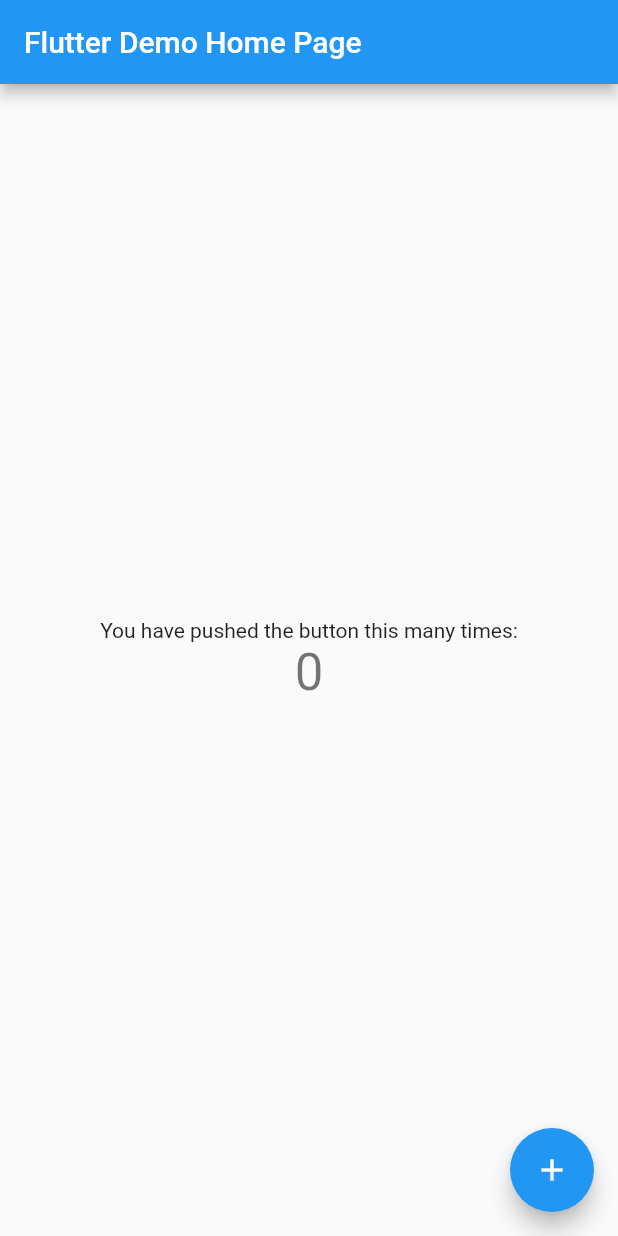
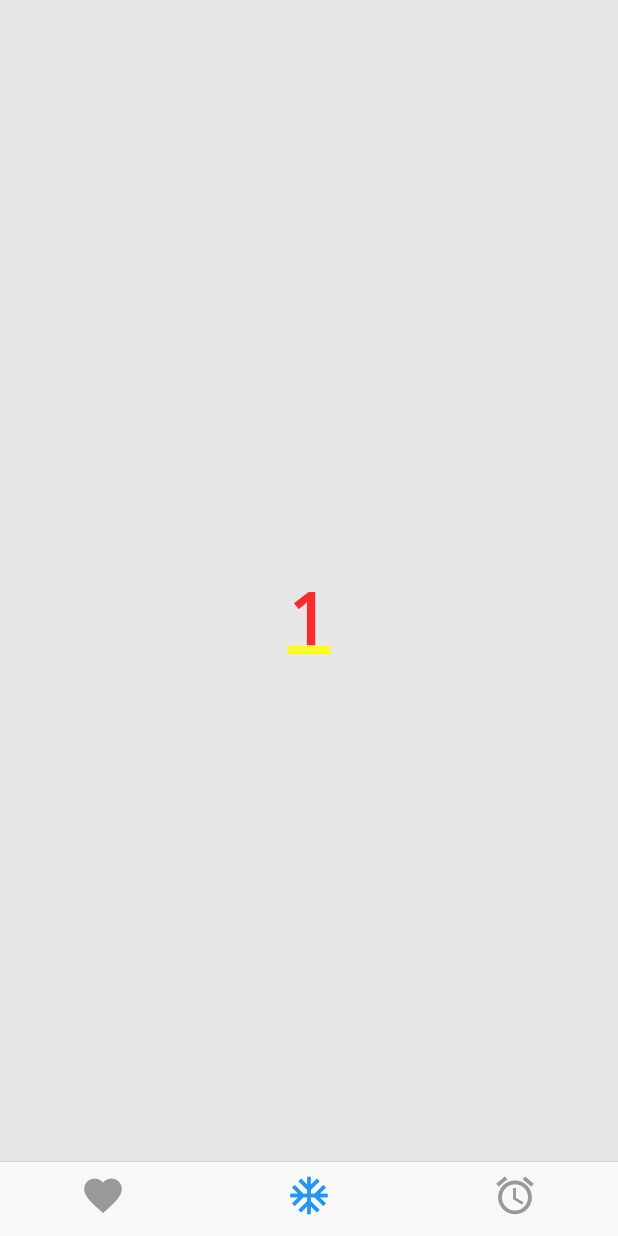
Before and after one commit to Tanishq2505/bumble-app-clone, a Flutter app: the screen it shows after launch, on a phone screen of 412 x 824 dp. Run offline on Flutter 3.47's test engine with Material 2 defaults, Android fonts, the phone set to English and light mode, and no system bars.

```diff
--- a/lib/main.dart
+++ b/lib/main.dart
@@ -1,115 +1,78 @@
+import 'package:flutter/cupertino.dart';
 import 'package:flutter/material.dart';
 
-void main() {
-  runApp(const MyApp());
+void main() => runApp(
+      const MaterialApp(
+        home: HomePage(),
+      ),
+    );
+
+class Menu extends StatefulWidget {
+  final int? index;
+  const Menu({Key? key, this.index}) : super(key: key);
+
+  @override
+  _MenuState createState() => _MenuState();
 }
 
-class MyApp extends StatelessWidget {
-  const MyApp({Key? key}) : super(key: key);
-
-  // This widget is the root of your application.
+class _MenuState extends State<Menu> {
   @override
   Widget build(BuildContext context) {
-    return MaterialApp(
-      title: 'Flutter Demo',
-      theme: ThemeData(
-        // This is the theme of your application.
-        //
-        // Try running your application with "flutter run". You'll see the
-        // application has a blue toolbar. Then, without quitting the app, try
-        // changing the primarySwatch below to Colors.green and then invoke
-        // "hot reload" (press "r" in the console where you ran "flutter run",
-        // or simply save your changes to "hot reload" in a Flutter IDE).
-        // Notice that the counter didn't reset back to zero; the application
-        // is not restarted.
-        primarySwatch: Colors.blue,
+    return Center(
+        child: Text(
+      widget.index.toString(),
+    ));
+  }
+}
+
+class HomePage extends StatelessWidget {
+  const HomePage({Key? key}) : super(key: key);
+  @override
+  Widget build(BuildContext context) {
+    return CupertinoTabScaffold(
+      tabBuilder: (BuildContext context, int index) {
+        switch (index) {
+          case 0:
+            return CupertinoTabView(
+                builder: (context) => Menu(
+                      index: index,
+                    ));
+          case 1:
+            return CupertinoTabView(
+                builder: (context) => Menu(
+                      index: index,
+                    ));
+          case 2:
+            return CupertinoTabView(
+                builder: (context) => Menu(
+                      index: index,
+                    ));
+
+          default:
+            return CupertinoTabView(
+              builder: (context) => const Scaffold(
+                body: Center(
+                  child: Text("Error"),
+                ),
+              ),
+            );
+        }
+      },
+      backgroundColor: Colors.white,
+      tabBar: CupertinoTabBar(
+        items: const <BottomNavigationBarItem>[
+          BottomNavigationBarItem(
+            icon: Icon(Icons.favorite),
+          ),
+          BottomNavigationBarItem(
+            icon: Icon(Icons.ac_unit),
+          ),
+          BottomNavigationBarItem(
+            icon: Icon(Icons.access_alarm),
+          ),
+        ],
+        currentIndex: 1,
       ),
-      home: const MyHomePage(title: 'Flutter Demo Home Page'),
     );
   }
 }
-
-class MyHomePage extends StatefulWidget {
-  const MyHomePage({Key? key, required this.title}) : super(key: key);
-
-  // This widget is the home page of your application. It is stateful, meaning
-  // that it has a State object (defined below) that contains fields that affect
-  // how it looks.
-
-  // This class is the configuration for the state. It holds the values (in this
-  // case the title) provided by the parent (in this case the App widget) and
-  // used by the build method of the State. Fields in a Widget subclass are
-  // always marked "final".
-
-  final String title;
-
-  @override
-  State<MyHomePage> createState() => _MyHomePageState();
-}
-
-class _MyHomePageState extends State<MyHomePage> {
-  int _counter = 0;
-
-  void _incrementCounter() {
-    setState(() {
-      // This call to setState tells the Flutter framework that something has
-      // changed in this State, which causes it to rerun the build method below
-      // so that the display can reflect the updated values. If we changed
-      // _counter without calling setState(), then the build method would not be
-      // called again, and so nothing would appear to happen.
-      _counter++;
-    });
-  }
-
-  @override
-  Widget build(BuildContext context) {
-    // This method is rerun every time setState is called, for instance as done
-    // by the _incrementCounter method above.
-    //
-    // The Flutter framework has been optimized to make rerunning build methods
-    // fast, so that you can just rebuild anything that needs updating rather
-    // than having to individually change instances of widgets.
-    return Scaffold(
-      appBar: AppBar(
-        // Here we take the value from the MyHomePage object that was created by
-        // the App.build method, and use it to set our appbar title.
-        title: Text(widget.title),
-      ),
-      body: Center(
-        // Center is a layout widget. It takes a single child and positions it
-        // in the middle of the parent.
-        child: Column(
-          // Column is also a layout widget. It takes a list of children and
-          // arranges them vertically. By default, it sizes itself to fit its
-          // children horizontally, and tries to be as tall as its parent.
-          //
-          // Invoke "debug painting" (press "p" in the console, choose the
-          // "Toggle Debug Paint" action from the Flutter Inspector in Android
-          // Studio, or the "Toggle Debug Paint" command in Visual Studio Code)
-          // to see the wireframe for each widget.
-          //
-          // Column has various properties to control how it sizes itself and
-          // how it positions its children. Here we use mainAxisAlignment to
-          // center the children vertically; the main axis here is the vertical
-          // axis because Columns are vertical (the cross axis would be
-          // horizontal).
-          mainAxisAlignment: MainAxisAlignment.center,
-          children: <Widget>[
-            const Text(
-              'You have pushed the button this many times:',
-            ),
-            Text(
-              '$_counter',
-              style: Theme.of(context).textTheme.headline4,
-            ),
-          ],
-        ),
-      ),
-      floatingActionButton: FloatingActionButton(
-        onPressed: _incrementCounter,
-        tooltip: 'Increment',
-        child: const Icon(Icons.add),
-      ), // This trailing comma makes auto-formatting nicer for build methods.
-    );
-  }
-}
--- a/pubspec.yaml
+++ b/pubspec.yaml
@@ -58,3 +58,6 @@ flutter:
   uses-material-design: true
 
   fonts:
+    - family: Galano
+      fonts:
+        - asset: ./fonts/GalanoGrotesque.otf
```
Also changed, not shown: fonts/GalanoGrotesque.otf (added), 1 other file.
